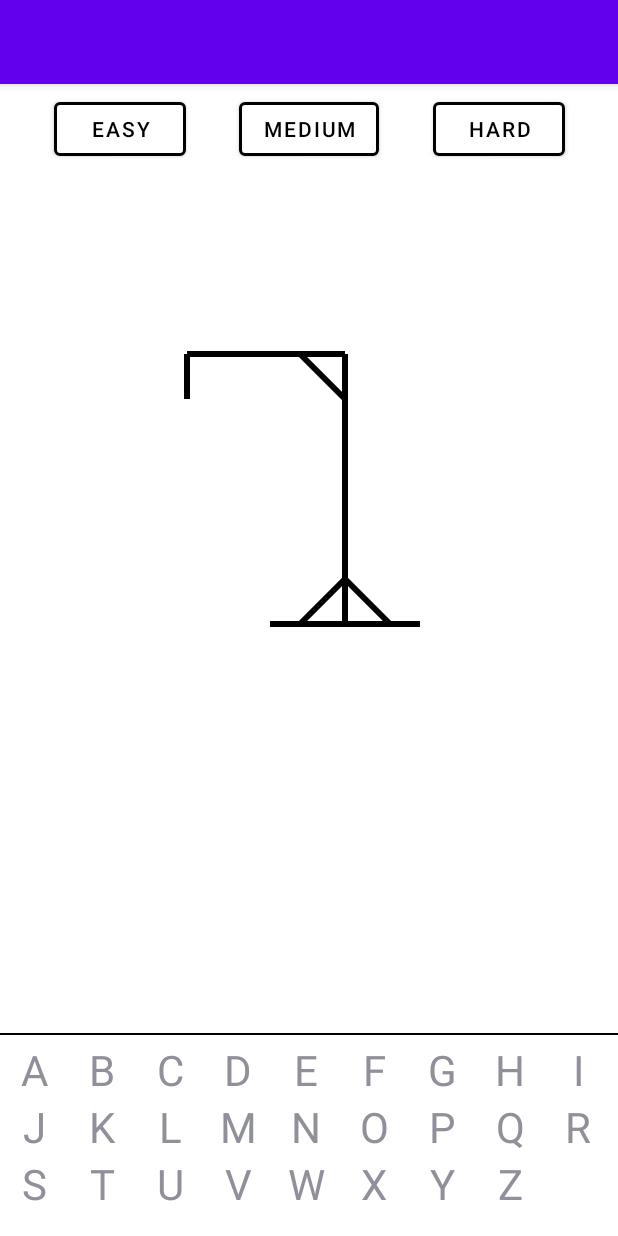
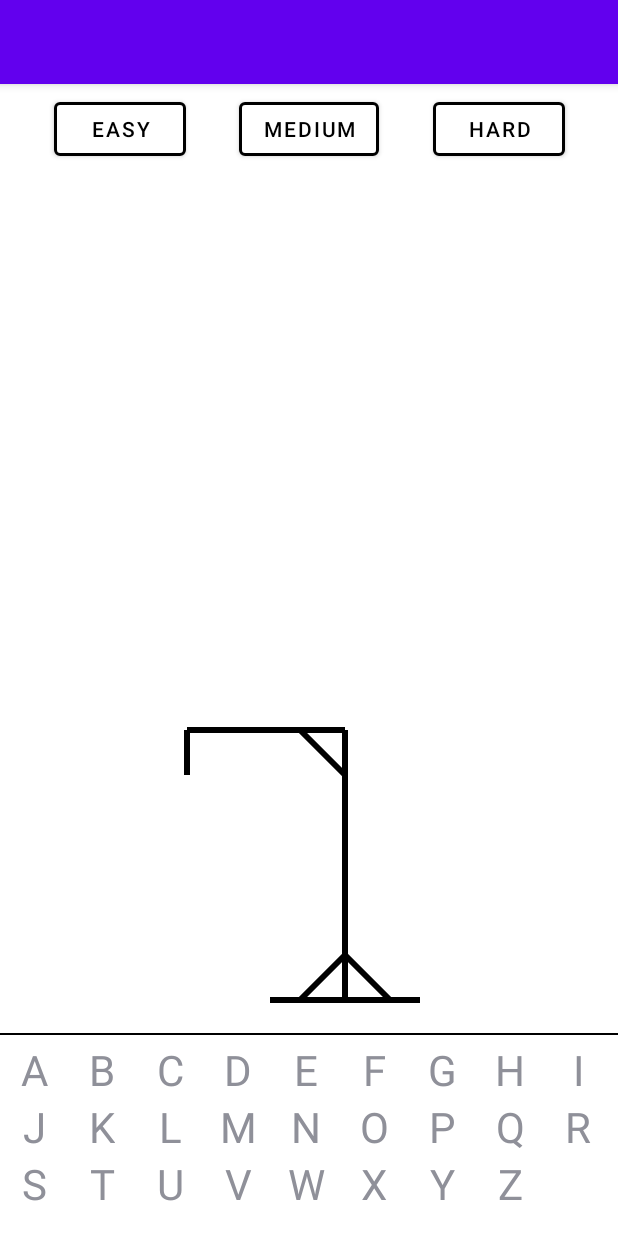
Before and after one commit to technexx/Hangman, an Android app: the screen it shows after launch (MainActivity), on a phone screen of 412 x 824 dp. Run offline under Robolectric (Android 15) with nearby library versions, the phone set to English and light mode, and no system bars; 3 statements that could not run were skipped.

Commit message:
revised canvas drawing coordinates

```diff
--- a/app/src/main/java/game/of/hangman/BoardCanvas.java
+++ b/app/src/main/java/game/of/hangman/BoardCanvas.java
@@ -16,6 +16,7 @@ public class BoardCanvas extends View {
     AlphabetConversions alphabetConversions = new AlphabetConversions();
     Canvas mCanvas;
     Paint mPaint;
+    Paint mPaintText;
 
     int numberOfSpaces;
     int mGallowsProgress;
@@ -27,6 +28,7 @@ public class BoardCanvas extends View {
     public void replaceBlankSpaceWithLetter(int spaceInPuzzleToFill) {
         this.mSpaceInPuzzleToFill = spaceInPuzzleToFill;
         mLetterExistsInPuzzle = true;
+        invalidate();
     }
 
     public void letterSelectedFromKeyboard(int letter) {
@@ -43,20 +45,25 @@ public class BoardCanvas extends View {
         mPaint.setColor(Color.BLACK);
         mPaint.setStyle(Paint.Style.STROKE);
         mPaint.setStrokeWidth(6);
+
+        mPaintText = new Paint();
+        mPaintText.setTextSize(70f);
+        mPaintText.setColor(Color.BLACK);
     }
 
     public void drawPuzzleLetterBoard() {
         int xPos = (setSpacingOfPuzzleLetterBoard(numberOfSpaces));
+        int yPos = dpConv(60);
 
         for (int i=0; i<numberOfSpaces; i++) {
-            mCanvas.drawLine(xPos, 0, xPos+dpConv(20), 0, mPaint);
+            mCanvas.drawLine(xPos, yPos, xPos+dpConv(20), yPos, mPaint);
             xPos += dpConv(30);
+            //Todo: (i) will iterate over every space here, when we just want it for the letter position.
             if (mLetterExistsInPuzzle) {
-                int letterStart = setSpacingOfLetterPopulatingBoard(i);
-                int letterEnd = letterStart + dpConv(20);
-                mCanvas.drawText(mLetterSelectedToUseInPuzzle, letterStart, letterEnd, mPaint);
-
-                mLetterExistsInPuzzle = false;
+                if (mSpaceInPuzzleToFill==i) {
+                    int letterStart = setSpacingOfLetterPopulatingBoard(i);
+                    mCanvas.drawText(mLetterSelectedToUseInPuzzle, letterStart, dpConv(25) , mPaintText);
+                }
             }
         }
     }
@@ -103,8 +110,8 @@ public class BoardCanvas extends View {
     public void drawGallows() {
         int xPosStart = 125;
         int xPosEnd = 230;
-        int topY = 60;
-        int bottomY = 240;
+        int topY = 110;
+        int bottomY = 290;
 
         mCanvas.drawLine(dpConv(xPosStart), dpConv(topY), dpConv(xPosEnd), dpConv(topY), mPaint);
         mCanvas.drawLine(dpConv(xPosStart), dpConv(topY), dpConv(xPosStart), dpConv(topY+30), mPaint);
@@ -117,8 +124,8 @@ public class BoardCanvas extends View {
 
     public void drawHangMan(int progress) {
         int xPosStart = 125;
-        int topY = 115;
-        int bottomY = 215;
+        int topY = 165;
+        int bottomY = 265;
 
         if (progress>0) {
             mCanvas.drawCircle(dpConv(xPosStart), dpConv(topY), dpConv(25), mPaint);
--- a/app/src/main/res/layout/activity_main.xml
+++ b/app/src/main/res/layout/activity_main.xml
@@ -57,14 +57,15 @@
     <game.of.hangman.BoardCanvas
         android:id="@+id/board_canvas"
         android:layout_width="wrap_content"
-        android:layout_height="280dp"
-        app:layout_constraintTop_toTopOf="parent"
+        android:layout_height="300dp"
+        app:layout_constraintBottom_toTopOf="@id/alphabet_separator"
         app:layout_constraintStart_toStartOf="parent"
         app:layout_constraintEnd_toEndOf="parent"
-        android:layout_marginTop="120dp">
+        android:layout_marginBottom="12dp">
     </game.of.hangman.BoardCanvas>
 
     <View
+        android:id="@+id/alphabet_separator"
         android:layout_width="match_parent"
         android:layout_height="1dp"
         app:layout_constraintBottom_toTopOf="@id/alphabet_listView"
```
